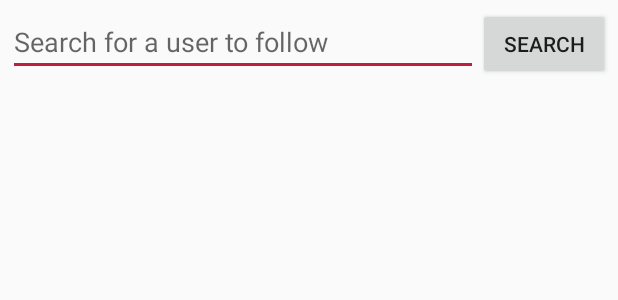
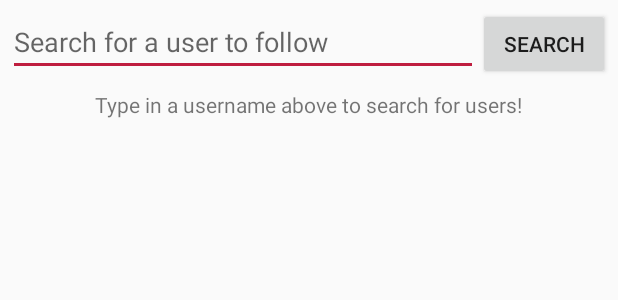
Before and after one commit to CMPUT301F19T27/FindMyFeelings, an Android app: the layout fragment_follow_new_user.xml on its own in the app's theme, with its tools: preview values and no code run, on a phone screen of 412 x 824 dp. Shown: the top 300 px of the screen. Run offline under Robolectric (Android 15) with nearby library versions, the phone set to English and light mode, and no system bars.

Commit message:
Can now search for and add users

```diff
--- a/app/src/main/java/com/example/findmyfeelings/ProfileActivity.java
+++ b/app/src/main/java/com/example/findmyfeelings/ProfileActivity.java
@@ -163,8 +163,8 @@ public class ProfileActivity extends AppCompatActivity implements FollowNewUserF
     }
 
     @Override
-    public void onUserFollowed(User user) {
-
+    public void onUserFollowed(User newUser) {
+        // TODO add the current user (the person using the app) to the newUser's request list
     }
 
 }
--- a/app/src/main/res/layout/fragment_follow_new_user.xml
+++ b/app/src/main/res/layout/fragment_follow_new_user.xml
@@ -23,19 +23,35 @@
         android:text="@android:string/search_go" />
 
     <androidx.recyclerview.widget.RecyclerView
+        android:id="@+id/user_search_list"
         android:layout_width="match_parent"
         android:layout_height="wrap_content"
+        android:layout_below="@+id/search_editText"
         android:paddingTop="5dp"
+        android:visibility="invisible" />
+
+    <TextView
+        android:id="@+id/hint_text"
+        android:layout_width="wrap_content"
+        android:layout_height="wrap_content"
         android:layout_below="@+id/search_editText"
-        android:id="@+id/user_search_list"/>
+        android:layout_centerHorizontal="true"
+        android:layout_gravity="center_horizontal"
+        android:layout_marginTop="4dp"
+        android:paddingTop="5dp"
+        android:text="Type in a username above to search for users!" />
 
-<!--    <TextView-->
-<!--        android:layout_width="wrap_content"-->
-<!--        android:layout_height="wrap_content"-->
-<!--        android:paddingTop="5dp"-->
-<!--        android:layout_below="@+id/search_editText"-->
-<!--        android:gravity="center"-->
-<!--        android:text="Type in a username above to search for users!"/>-->
+    <TextView
+        android:id="@+id/error_text"
+        android:layout_width="wrap_content"
+        android:layout_height="wrap_content"
+        android:layout_below="@+id/search_editText"
+        android:layout_centerHorizontal="true"
+        android:layout_gravity="center_horizontal"
+        android:layout_marginTop="4dp"
+        android:paddingTop="5dp"
+        android:text="No users found!"
+        android:visibility="invisible" />
 
 
 </RelativeLayout>
--- a/app/src/main/res/layout/search_list_content.xml
+++ b/app/src/main/res/layout/search_list_content.xml
@@ -8,6 +8,7 @@
     android:orientation="horizontal">
 
     <LinearLayout
+        android:id="@+id/search_list_content_background"
         android:layout_width="match_parent"
         android:layout_height="wrap_content"
         android:orientation="horizontal">
```
Also changed, not shown: app/src/main/java/com/example/findmyfeelings/FollowNewUserFragment.java (+77 -41 lines).
